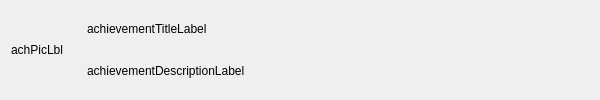
The window that ui/AchievementItem.ui (dmzdev/stance) describes before a commit, drawn with Qt 5.
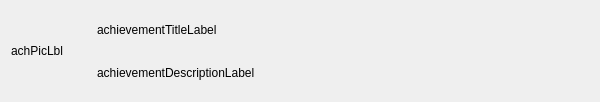
The same window after the commit.

Commit message: Fixed an issue where achievement pixmap would default to 70x70, rather than 80x80.

The edit to the form file:
```diff
--- a/ui/AchievementItem.ui
+++ b/ui/AchievementItem.ui
@@ -24,8 +24,8 @@
      </property>
      <property name="minimumSize">
       <size>
-       <width>70</width>
-       <height>70</height>
+       <width>80</width>
+       <height>80</height>
       </size>
      </property>
      <property name="text">
```
